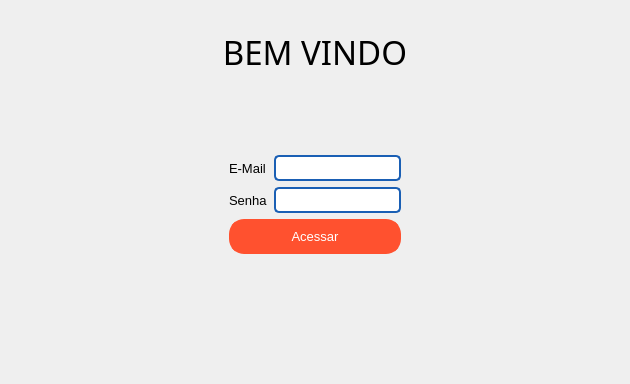
Before: the Qt Designer form view/layout/Login.ui in Wth10/System-Programmer, drawn with Qt 5.
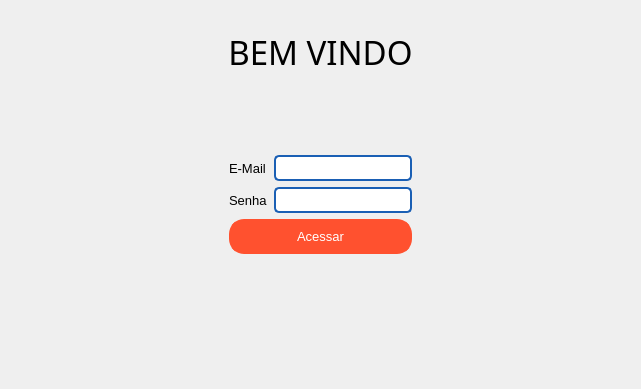
After: the same form once the commit is applied. Icons and pictures are not drawn.

Diff of the .ui file:
```diff
--- a/view/layout/Login.ui
+++ b/view/layout/Login.ui
@@ -6,8 +6,8 @@
    <rect>
     <x>0</x>
     <y>0</y>
-    <width>630</width>
-    <height>384</height>
+    <width>641</width>
+    <height>389</height>
    </rect>
   </property>
   <property name="windowTitle">
```
